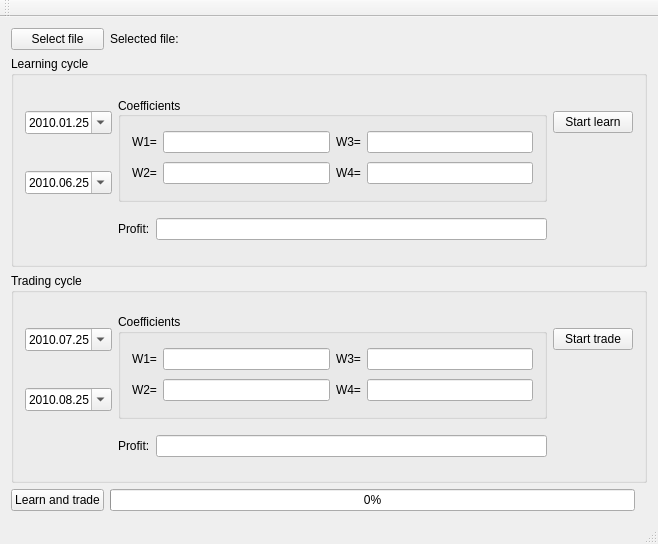
Above: mainwindow.ui from shadowfury/ForexTrader before the change. Below: the same form after it.
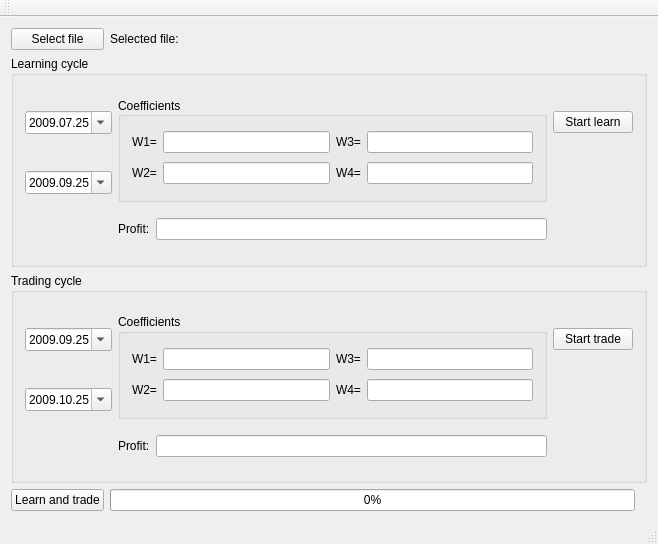
That is the form after the change.

Patch:
```diff
--- a/mainwindow.ui
+++ b/mainwindow.ui
@@ -25,8 +25,8 @@
         <widget class="QDateEdit" name="tradeFrom">
          <property name="date">
           <date>
-           <year>2010</year>
-           <month>7</month>
+           <year>2009</year>
+           <month>9</month>
            <day>25</day>
           </date>
          </property>
@@ -98,8 +98,8 @@
         <widget class="QDateEdit" name="tradeTo">
          <property name="date">
           <date>
-           <year>2010</year>
-           <month>8</month>
+           <year>2009</year>
+           <month>10</month>
            <day>25</day>
           </date>
          </property>
@@ -162,8 +162,8 @@
         <widget class="QDateEdit" name="trainFrom">
          <property name="date">
           <date>
-           <year>2010</year>
-           <month>1</month>
+           <year>2009</year>
+           <month>7</month>
            <day>25</day>
           </date>
          </property>
@@ -245,8 +245,8 @@
         <widget class="QDateEdit" name="trainTo">
          <property name="date">
           <date>
-           <year>2010</year>
-           <month>6</month>
+           <year>2009</year>
+           <month>9</month>
            <day>25</day>
           </date>
          </property>
```
